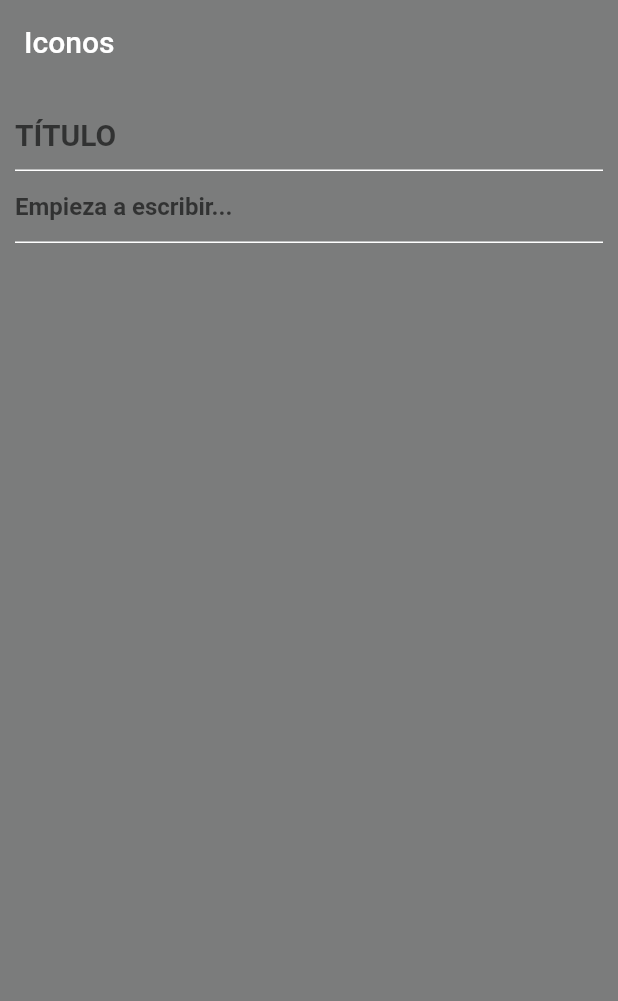
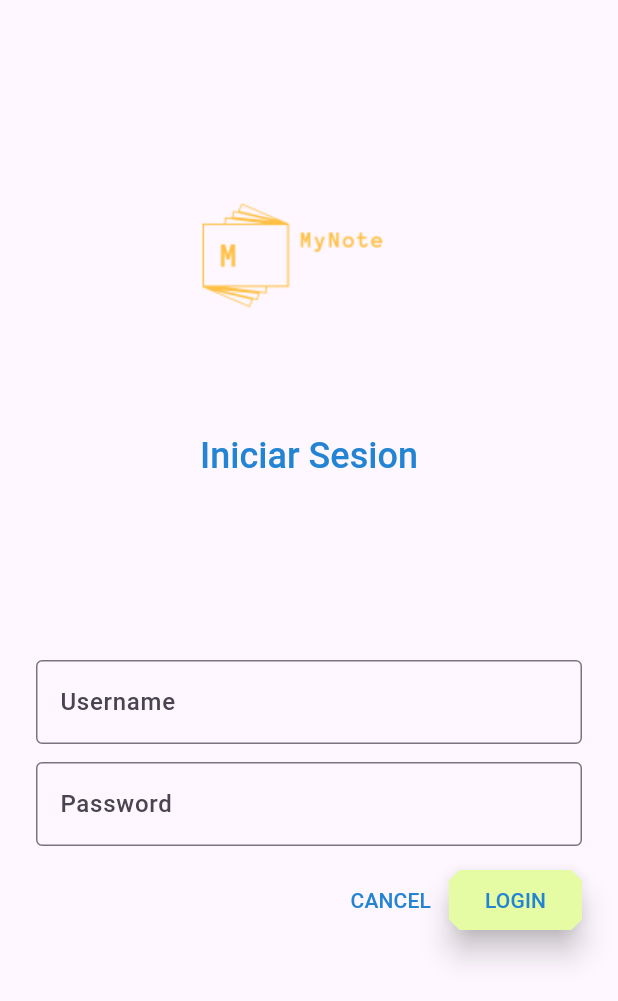
Before and after one commit to CleanCodersRojo/FrontendMyNotes, a Flutter app: the screen it shows after launch, on a phone screen of 412 x 824 dp. Shown: the top 1001 px of the screen. Run offline on Flutter 3.47's test engine with Material 2 defaults, Android fonts, the light colour scheme and no system bars; Roboto replaces fonts that are missing (Rubik).

Commit message:
vista-login

```diff
--- /dev/null
+++ b/lib/infrastructure/ui/login.dart
@@ -0,0 +1,87 @@
+import 'package:flutter/material.dart';
+
+import 'adr_styles/color.dart';
+
+class LoginPage extends StatefulWidget {
+  const LoginPage({Key? key}) : super(key: key);
+
+  @override
+  _LoginPageState createState() => _LoginPageState();
+}
+
+class _LoginPageState extends State<LoginPage> {
+  final _usernameController = TextEditingController();
+  final _passwordController = TextEditingController();
+
+  @override
+  Widget build(BuildContext context) {
+    return Scaffold(
+      body: SafeArea(
+        child: ListView(
+          padding: const EdgeInsets.symmetric(horizontal: 24.0),
+          children: <Widget>[
+            const SizedBox(height: 80.0),
+            Column(
+              children: <Widget>[
+                Image.asset('assets/logo_transparent3.png'),
+                const SizedBox(height: 16.0),
+                Text(
+                  'Iniciar Sesion',
+                  style: Theme.of(context).textTheme.headlineSmall,
+                ),
+              ],
+            ),
+            const SizedBox(height: 120.0),
+            TextField(
+              controller: _usernameController,
+              decoration: const InputDecoration(
+                labelText: 'Username',
+              ),
+            ),
+            const SizedBox(height: 12.0),
+            TextField(
+              controller: _passwordController,
+              decoration: const InputDecoration(
+                labelText: 'Password',
+              ),
+              obscureText: true,
+            ),
+            const SizedBox(height: 12.0),
+            OverflowBar(
+              alignment: MainAxisAlignment.end,
+              children: <Widget>[
+                TextButton(
+                  child: const Text('CANCEL'),
+                  onPressed: () {
+                    _usernameController.clear();
+                    _passwordController.clear();
+                  },
+                  style: TextButton.styleFrom(
+                    foregroundColor: noteThemeBrown900,
+                    shape: const BeveledRectangleBorder(
+                      borderRadius: BorderRadius.all(Radius.circular(7.0)),
+                    ),
+                  ),
+                ),
+                ElevatedButton(
+                  child: const Text('LOGIN'),
+                  onPressed: () {
+                    Navigator.pop(context);
+                  },
+                  style: ElevatedButton.styleFrom(
+                    foregroundColor: noteThemeBrown900,
+                    backgroundColor: noteThemePink100,
+                    elevation: 8.0,
+                    shape: const BeveledRectangleBorder(
+                      borderRadius: BorderRadius.all(Radius.circular(7.0)),
+                    ),
+                  ),
+                ),
+              ],
+            ),
+          ],
+        ),
+      ),
+    );
+  }
+}
--- a/lib/main.dart
+++ b/lib/main.dart
@@ -1,17 +1,79 @@
 import 'package:flutter/material.dart';
-import 'package:flutter_application_1/infrastructure/ui/adr_notes/listNotes.dart';
-import 'package:flutter_application_1/infrastructure/ui/adr_notes/saveNotes.dart';
 
-void main() => runApp(MyApp());
+import 'infrastructure/ui/adr_notes/saveNotes.dart';
+import 'infrastructure/ui/adr_styles/color.dart';
+import 'infrastructure/ui/login.dart';
 
-class MyApp extends StatelessWidget{
+void main() => runApp(const NoteApp());
+
+class NoteApp extends StatelessWidget {
+  const NoteApp({Key? key}) : super(key: key);
 
   @override
-  Widget build(BuildContext context){
+  Widget build(BuildContext context) {
     return MaterialApp(
-       debugShowCheckedModeBanner: false,
-       title: 'Material App',
-       home: SaveNotes(),
+      title: 'MyNote',
+      initialRoute: '/login',
+      routes: {
+        '/login': (BuildContext context) => const LoginPage(),
+        '/': (BuildContext context) => SaveNotes(),
+      },
+      theme: _noteTheme,
     );
   }
 }
+
+final ThemeData _noteTheme = _buildNoteTheme();
+
+ThemeData _buildNoteTheme() {
+  final ThemeData base = ThemeData.light(useMaterial3: true);
+  return base.copyWith(
+    colorScheme: base.colorScheme.copyWith(
+      primary: noteThemePink100,
+      onPrimary: noteThemeBrown900,
+      secondary: noteThemeBrown900,
+      error: noteThemeErrorRed,
+    ),
+    textTheme: _buildNoteTextTheme(base.textTheme),
+    textSelectionTheme: const TextSelectionThemeData(
+      selectionColor: noteThemePink100,
+    ),
+    inputDecorationTheme: const InputDecorationTheme(
+      border: OutlineInputBorder(),
+      focusedBorder: OutlineInputBorder(
+        borderSide: BorderSide(
+          width: 2.0,
+          color: noteThemeBrown900,
+        ),
+      ),
+      floatingLabelStyle: TextStyle(
+        color: noteThemeBrown900,
+      ),
+    ),
+  );
+}
+
+TextTheme _buildNoteTextTheme(TextTheme base) {
+  return base
+      .copyWith(
+        headlineSmall: base.headlineSmall!.copyWith(
+          fontWeight: FontWeight.w500,
+        ),
+        titleLarge: base.titleLarge!.copyWith(
+          fontSize: 18.0,
+        ),
+        bodySmall: base.bodySmall!.copyWith(
+          fontWeight: FontWeight.w400,
+          fontSize: 14.0,
+        ),
+        bodyLarge: base.bodyLarge!.copyWith(
+          fontWeight: FontWeight.w500,
+          fontSize: 16.0,
+        ),
+      )
+      .apply(
+        fontFamily: 'Rubik',
+        displayColor: noteThemeBrown900,
+        bodyColor: noteThemeBrown900,
+      );
+}
--- a/pubspec.yaml
+++ b/pubspec.yaml
@@ -57,7 +57,9 @@ flutter:
   # included with your application, so that you can use the icons in
   # the material Icons class.
   uses-material-design: true
-
+  assets:
+    - assets/logo_transparent2.png
+    - assets/logo_transparent3.png
   # To add assets to your application, add an assets section, like this:
   # assets:
   #   - images/a_dot_burr.jpeg
```
Also changed, not shown: lib/infrastructure/ui/adr_styles/color.dart (+14 -1 lines), assets/logo_transparent2.png (added), assets/logo_transparent3.png (added), pubspec.lock.
